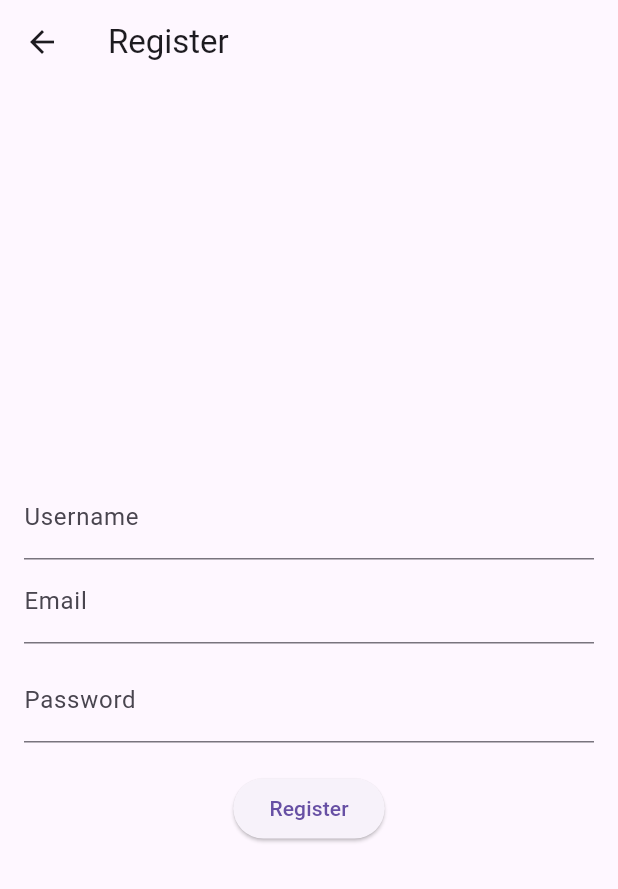
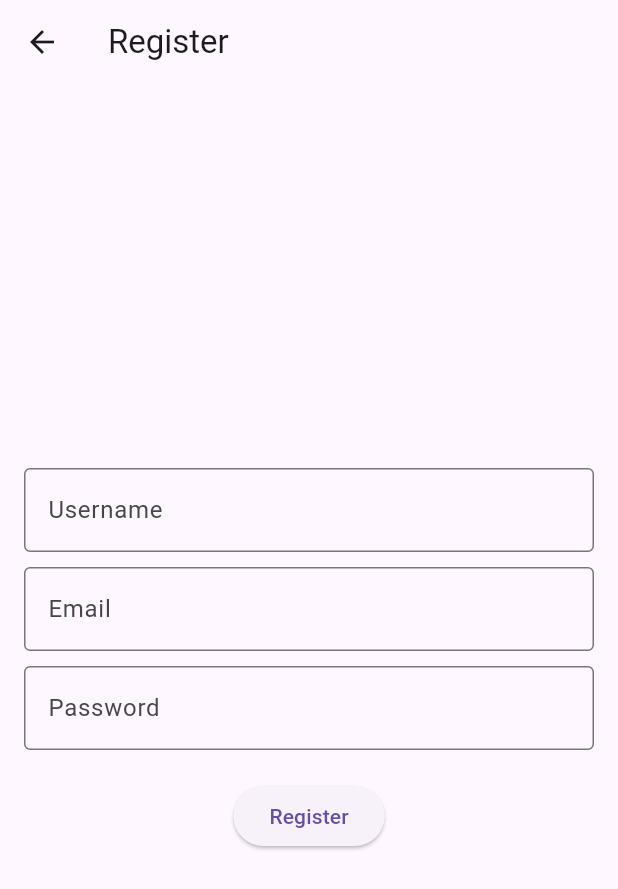
Before and after one commit to irsyydl/recipe_and_meal_planner_app, a Flutter app: the screen it shows after launch, after a tap on an icon or button, on a phone screen of 412 x 824 dp. Shown: the top 889 px of the screen. Run offline on Flutter 3.47's test engine with Material 3 defaults, Android fonts, the phone set to English and light mode, and no system bars; our stand-ins replace cloud_firestore, firebase_auth, firebase_core, firebase_storage, image_picker; accounts and stored records are empty; network calls fail.

Commit message:
Add styling to textfield

```diff
--- a/lib/screens/authentication/login_screen.dart
+++ b/lib/screens/authentication/login_screen.dart
@@ -24,13 +24,25 @@ class _LoginScreenState extends State<LoginScreen> {
           children: [
             TextField(
               controller: _emailController,
-              decoration: InputDecoration(labelText: 'Email'),
+              decoration: InputDecoration(
+                labelText: 'Email',
+                border: OutlineInputBorder(),
+                focusedBorder: OutlineInputBorder(
+                  borderSide: BorderSide(color: Colors.blue, width: 2.0),
+                ),
+              ),
             ),
             SizedBox(height: 10),
             TextField(
               controller: _passwordController,
-              decoration: InputDecoration(labelText: 'Password'),
               obscureText: true,
+              decoration: InputDecoration(
+                labelText: 'Password',
+                border: OutlineInputBorder(),
+                focusedBorder: OutlineInputBorder(
+                  borderSide: BorderSide(color: Colors.blue, width: 2.0),
+                ),
+              ),
             ),
             SizedBox(height: 20),
             ElevatedButton(
--- a/lib/screens/authentication/registration_screen.dart
+++ b/lib/screens/authentication/registration_screen.dart
@@ -10,7 +10,7 @@ class RegistrationScreen extends StatefulWidget {
 class _RegistrationScreenState extends State<RegistrationScreen> {
   final TextEditingController _emailController = TextEditingController();
   final TextEditingController _passwordController = TextEditingController();
-  final TextEditingController _displayNameController= TextEditingController();
+  final TextEditingController _displayNameController = TextEditingController();
 
   @override
   Widget build(BuildContext context) {
@@ -25,17 +25,36 @@ class _RegistrationScreenState extends State<RegistrationScreen> {
           children: [
             TextField(
               controller: _displayNameController,
-              decoration: InputDecoration(labelText: 'Username'),
+              decoration: InputDecoration(
+                labelText: 'Username',
+                border: OutlineInputBorder(),
+                focusedBorder: OutlineInputBorder(
+                  borderSide: BorderSide(color: Colors.blue, width: 2.0),
+                ),
+              ),
             ),
+            SizedBox(height: 10),
             TextField(
               controller: _emailController,
-              decoration: InputDecoration(labelText: 'Email'),
+              decoration: InputDecoration(
+                labelText: 'Email',
+                border: OutlineInputBorder(),
+                focusedBorder: OutlineInputBorder(
+                  borderSide: BorderSide(color: Colors.blue, width: 2.0),
+                ),
+              ),
             ),
             SizedBox(height: 10),
             TextField(
               controller: _passwordController,
-              decoration: InputDecoration(labelText: 'Password'),
               obscureText: true,
+              decoration: InputDecoration(
+                labelText: 'Password',
+                border: OutlineInputBorder(),
+                focusedBorder: OutlineInputBorder(
+                  borderSide: BorderSide(color: Colors.blue, width: 2.0),
+                ),
+              ),
             ),
             SizedBox(height: 20),
             ElevatedButton(
```
Also changed, not shown: lib/screens/recipe_upload_screen.dart (+43 -10 lines).
